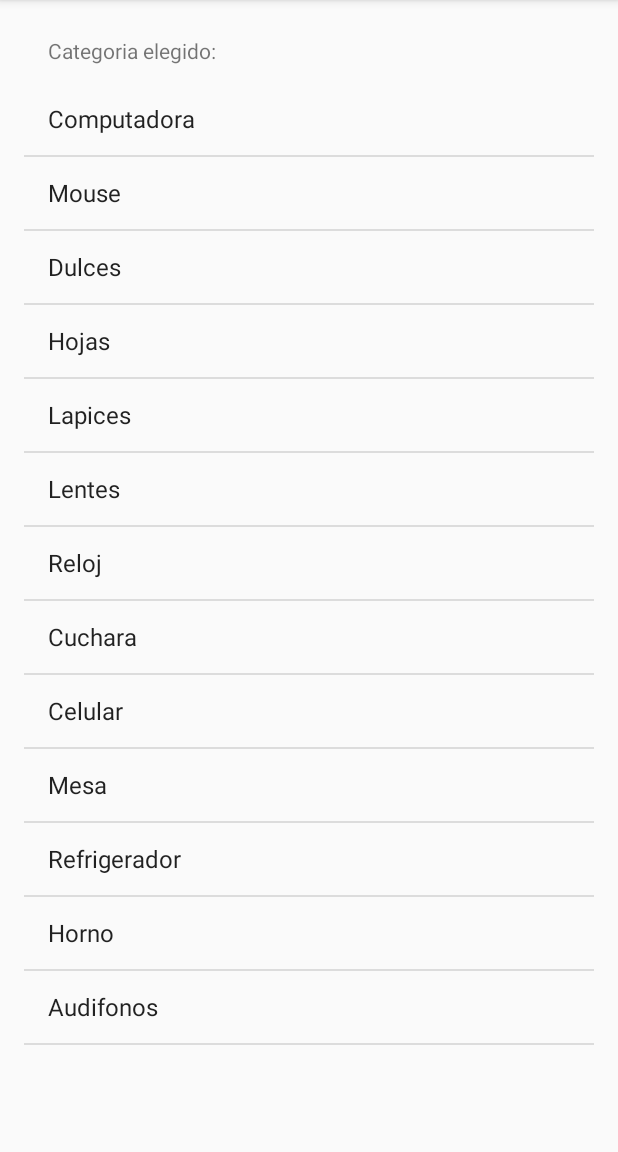
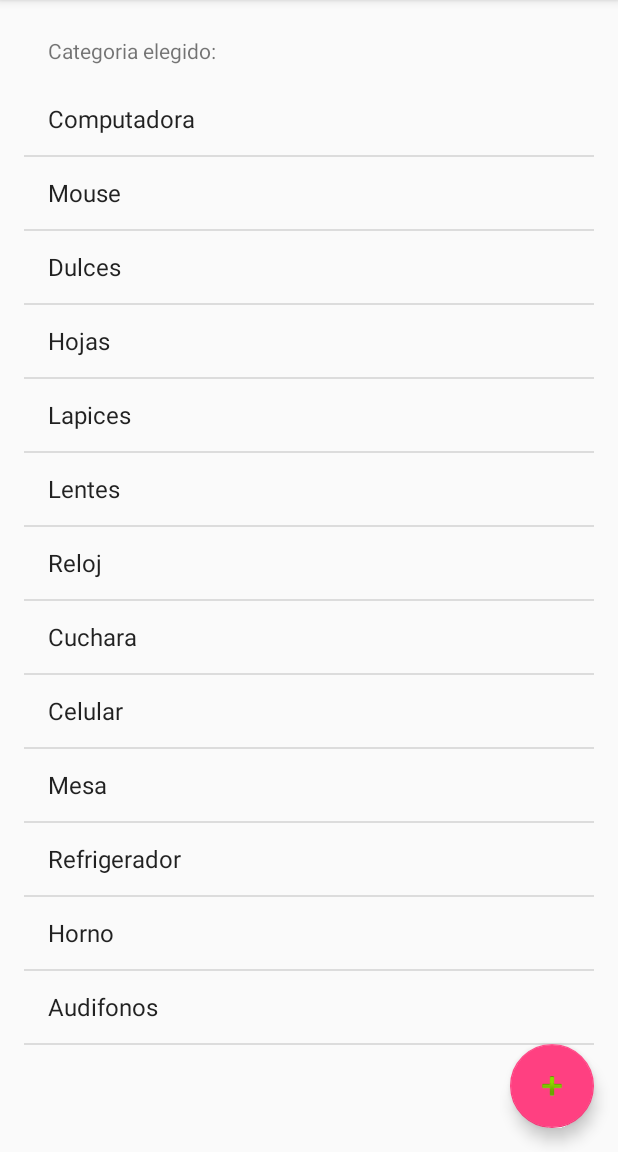
Before and after one commit to cobymotion/ListViewProductos, an Android app: the screen it shows after launch (MainActivity), on a phone screen of 412 x 824 dp, the part 84-1236 px from its top. Run offline under Robolectric (Android 15) with nearby library versions, the phone set to English and light mode, and no system bars.

Commit message:
Upgrade to Android 3.1 With Gradle

```diff
--- a/app/build.gradle
+++ b/app/build.gradle
@@ -1,7 +1,7 @@
 apply plugin: 'com.android.application'
 
 android {
-    compileSdkVersion 25
+    compileSdkVersion 27
     buildToolsVersion '27.0.3'
     defaultConfig {
         applicationId "com.example.luiscobian.listviewproductos"
@@ -24,7 +24,8 @@ dependencies {
     androidTestImplementation('com.android.support.test.espresso:espresso-core:2.2.2', {
         exclude group: 'com.android.support', module: 'support-annotations'
     })
-    implementation 'com.android.support:appcompat-v7:25.1.1'
+    implementation 'com.android.support:appcompat-v7:27.1.1'
     implementation 'com.android.support.constraint:constraint-layout:1.0.2'
     testImplementation 'junit:junit:4.12'
+    implementation 'com.android.support:design:27.1.1'
 }
--- a/app/src/main/AndroidManifest.xml
+++ b/app/src/main/AndroidManifest.xml
@@ -16,6 +16,7 @@
                 <category android:name="android.intent.category.LAUNCHER" />
             </intent-filter>
         </activity>
+        <activity android:name=".AgregarActivity"></activity>
     </application>
 
 </manifest>
--- a/app/src/main/res/layout/activity_main.xml
+++ b/app/src/main/res/layout/activity_main.xml
@@ -32,4 +32,18 @@
         app:layout_constraintLeft_toLeftOf="parent"
         app:layout_constraintRight_toRightOf="parent"
         app:layout_constraintTop_toTopOf="parent" />
+
+    <android.support.design.widget.FloatingActionButton
+        android:id="@+id/floatingActionButton"
+        android:layout_width="wrap_content"
+        android:layout_height="wrap_content"
+        android:layout_marginBottom="16dp"
+        android:layout_marginEnd="16dp"
+        android:clickable="true"
+        android:src="@android:drawable/ic_input_add"
+        app:layout_constraintBottom_toBottomOf="parent"
+        app:layout_constraintEnd_toEndOf="parent"
+        app:layout_constraintRight_toRightOf="parent"
+        android:onClick="llamaVentana"
+        />
 </android.support.constraint.ConstraintLayout>
--- a/build.gradle
+++ b/build.gradle
@@ -16,6 +16,7 @@ buildscript {
 allprojects {
     repositories {
         jcenter()
+        google()
     }
 }
 
```
Also changed, not shown: app/src/main/java/com/example/luiscobian/listviewproductos/AgregarActivity.java (added, +23 -0 lines), app/src/main/java/com/example/luiscobian/listviewproductos/MainActivity.java (+19 -0 lines), app/src/main/res/layout/activity_agregar.xml (added, +33 -0 lines).
